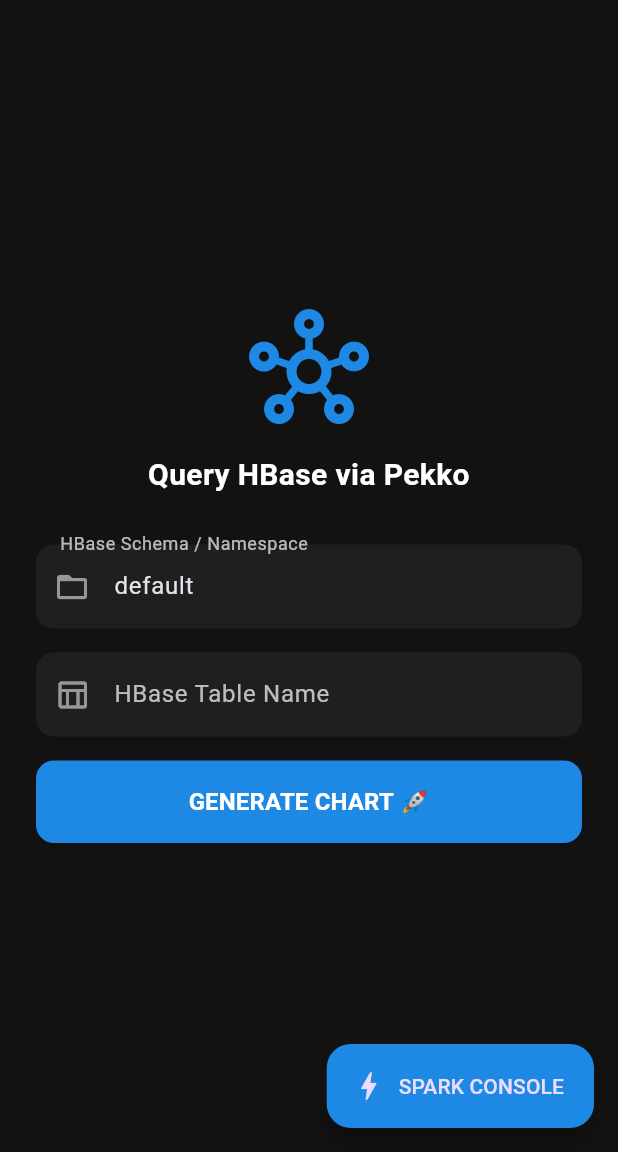
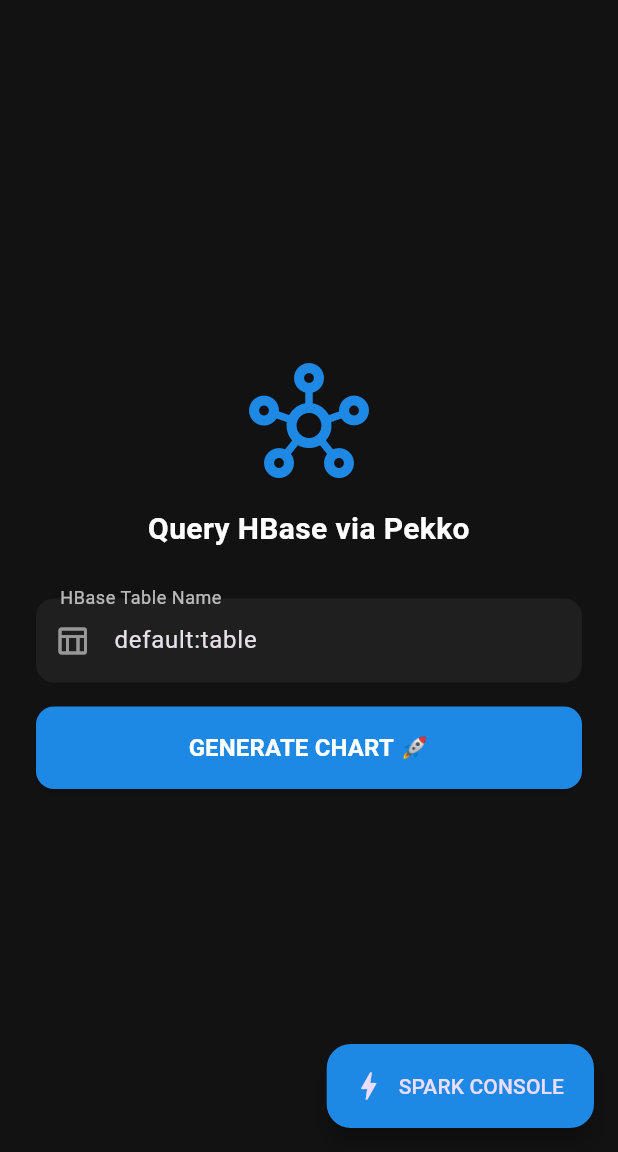
Before and after one commit to mitrakov/mariposa, a Flutter app: the screen it shows after launch, on a phone screen of 412 x 824 dp, the part 84-1236 px from its top. Run offline on Flutter 3.47's test engine with Material 3 defaults, Android fonts, the phone set to English and light mode, and no system bars; our stand-ins replace shared_preferences, syncfusion_flutter_charts.

Commit message:
Client: Remove schema controller

```diff
--- a/mariposa-client/lib/main.dart
+++ b/mariposa-client/lib/main.dart
@@ -1,7 +1,6 @@
 import 'package:flutter/material.dart';
 import 'package:mariposa/api.dart';
 import 'package:mariposa/console.dart';
-import 'package:mariposa/dataframe.dart';
 import 'package:mariposa/mariposachart.dart';
 
 void main() {
@@ -45,8 +44,7 @@
 }
 
 class _ConnectionInputPageState extends State<ConnectionInputPage> {
-  final TextEditingController _schemaController = TextEditingController(text: 'default');
-  final TextEditingController _tableController = TextEditingController();
+  final TextEditingController _tableController = TextEditingController(text: 'default:table');
   final GlobalKey<FormState> _formKey = GlobalKey<FormState>();
 
   final MariposaApiClient _apiClient = MariposaApiClient();
@@ -60,10 +58,8 @@
 
     try {
       // Bajamos los datos genéricos (Gen-3)
-      List<MariposaDataRow> data = await _apiClient.fetchDataMart(
-          _schemaController.text.trim(),
-          _tableController.text.trim()
-      );
+      final parts = _tableController.text.trim().split(":");   // std format is "namespace:table"
+      final data = await _apiClient.fetchDataMart(parts.length == 2 ? parts.first : "default", parts.last);
 
       setState(() => _isLoading = false);
 
@@ -123,16 +119,6 @@
                 const SizedBox(height: 32),
 
                 TextFormField(
-                  controller: _schemaController,
-                  decoration: const InputDecoration(
-                    labelText: 'HBase Schema / Namespace',
-                    prefixIcon: Icon(Icons.folder_open, color: Colors.white54),
-                  ),
-                  validator: (value) => value!.isEmpty ? 'El schema es obligatorio' : null,
-                ),
-                const SizedBox(height: 16),
-
-                TextFormField(
                   controller: _tableController,
                   decoration: const InputDecoration(
                     labelText: 'HBase Table Name',
@@ -176,7 +162,6 @@
 
   @override
   void dispose() {
-    _schemaController.dispose();
     _tableController.dispose();
     super.dispose();
   }
```
Also changed, not shown: 1 other file.
